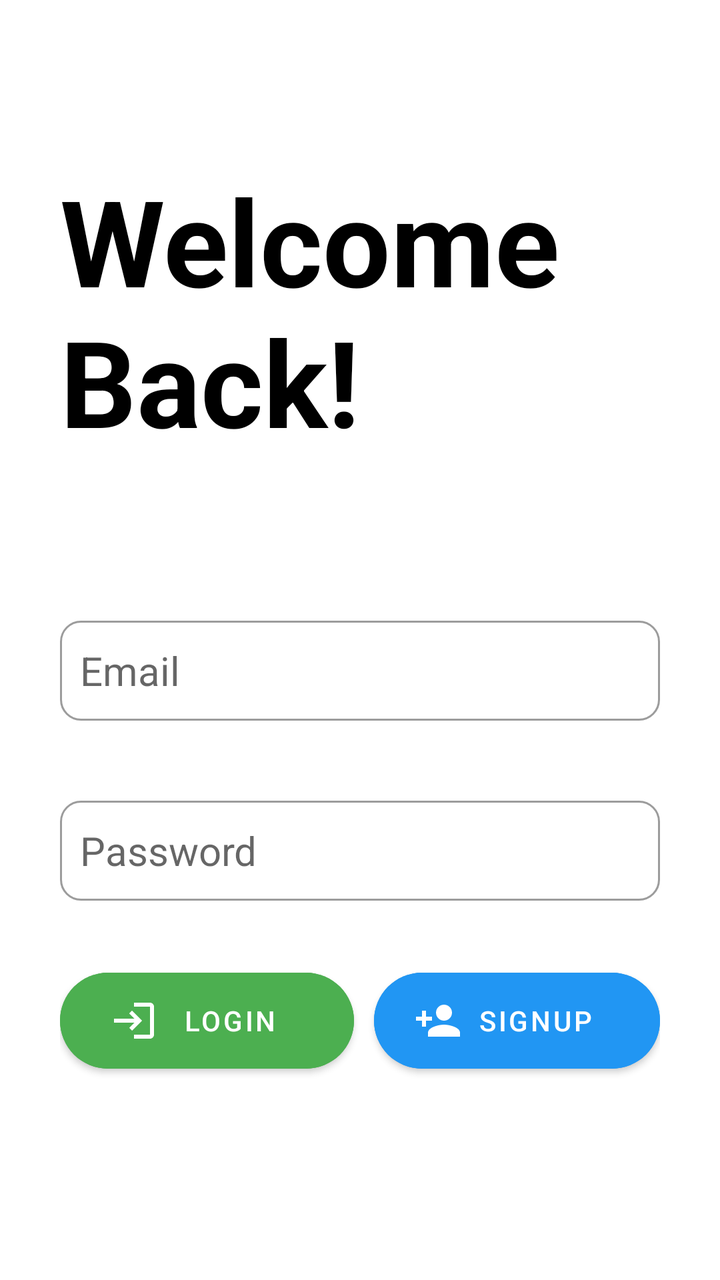
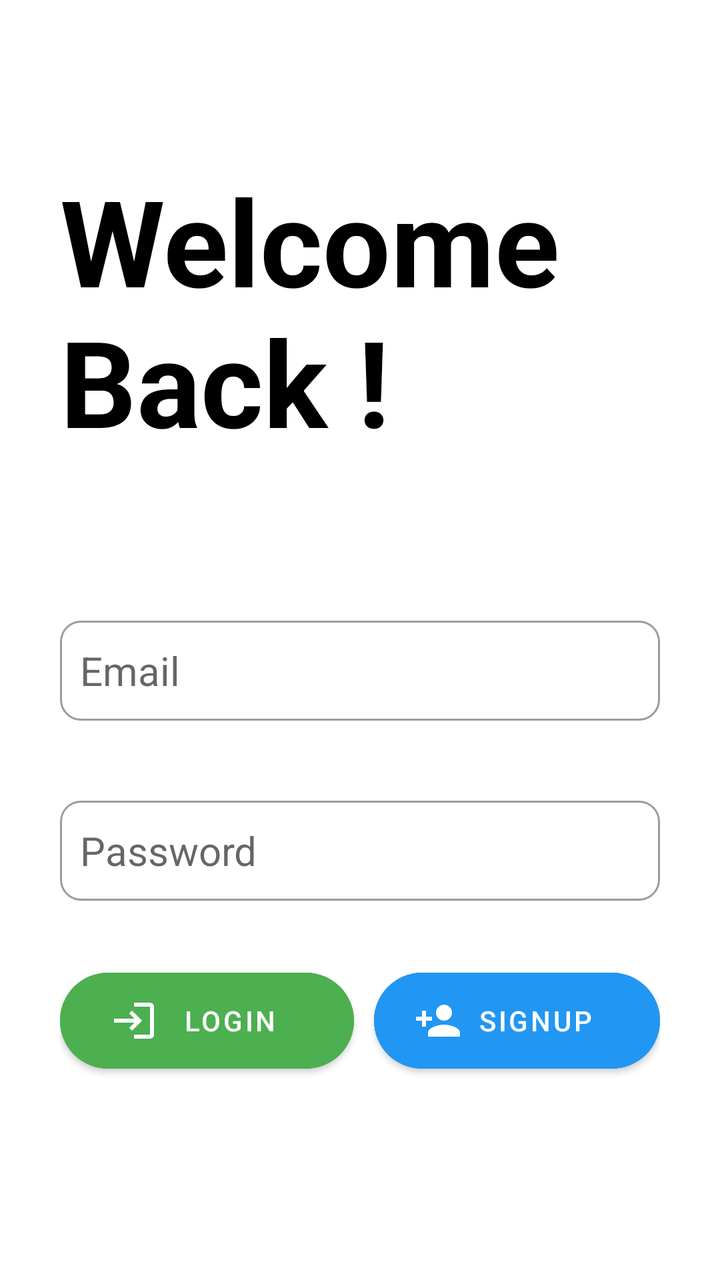

Two renders of the same Android screen: before a commit and after it. Below are the layout's source before the change and the commit's diff.
<!-- AndroidManifest.xml: application theme Theme.Conferenceium -->
<!-- res/layout/activity_login.xml -->
<?xml version="1.0" encoding="utf-8"?>
<LinearLayout
    xmlns:android="http://schemas.android.com/apk/res/android"
    xmlns:app="http://schemas.android.com/apk/res-auto"
    xmlns:tools="http://schemas.android.com/tools"
    android:layout_width="match_parent"
    android:layout_height="match_parent"
    android:padding="30dp"
    android:orientation="vertical"
    android:layout_alignParentStart="true"
    android:layout_alignParentLeft="false"
    tools:context=".LoginActivity">
    <com.google.android.material.textview.MaterialTextView
        android:layout_width="wrap_content"
        android:layout_height="wrap_content"
        android:text="Welcome Back!"
        android:textSize="60dp"
        android:textColor="#000000"
        android:textStyle="bold"
        android:layout_marginTop="50dp"
        />
    <com.google.android.material.textfield.TextInputEditText
        android:id="@+id/email_edt"
        android:layout_width="match_parent"
        android:layout_height="50dp"
        android:hint="Email"
        android:layout_marginTop="80dp"
        android:textSize="20sp"
        android:inputType="textEmailAddress"
        android:background="@drawable/text_box_style"

        />
    <com.google.android.material.textfield.TextInputEditText
        android:layout_width="match_parent"
        android:layout_height="50dp"
        android:id="@+id/password_edt"
        android:hint="Password"
        android:layout_marginTop="40dp"
        android:textSize="20sp"
        android:inputType="textPassword"
        app:endIconMode="password_toggle"
        android:maxLines="1"
        app:passwordToggleEnabled="true"
        android:background="@drawable/text_box_style"
        />

    <LinearLayout
        android:layout_width="match_parent"
        android:layout_height="wrap_content"
        android:layout_gravity="center"
        android:layout_alignParentStart="true"
        android:layout_alignParentLeft="false"
        android:orientation="horizontal">
        <com.google.android.material.button.MaterialButton
            android:layout_width="wrap_content"
            android:layout_height="60dp"
            android:id="@+id/login_btn"
            android:layout_marginTop="30dp"
            android:backgroundTint="#4CAF50"
            android:layout_marginRight="5dp"
            android:text=" Login"
            android:layout_weight="1"
            android:paddingLeft="25dp"
            android:paddingRight="15dp"
            android:gravity="start|center"
            android:textColor="#fff"
            app:cornerRadius="50dp"
            app:icon="@drawable/ic_baseline_login_24" />

        <com.google.android.material.button.MaterialButton
            android:layout_width="wrap_content"
            android:layout_height="60dp"
            android:id="@+id/signup_btn"
            android:layout_marginTop="30dp"
            android:layout_weight="1"
            android:backgroundTint="#2196F3"
            android:gravity="start|center"
            android:paddingLeft="20dp"
            android:paddingRight="10dp"
            android:layout_marginLeft="5dp"
            android:text="Signup"
            android:textColor="#fff"
            app:cornerRadius="50dp"
            app:icon="@drawable/signup" />
    </LinearLayout>

</LinearLayout>
<!-- resources referenced by this layout -->
<resources>
  <!-- drawable ic_baseline_login_24 (drawable) -->
  <vector android:height="24dp" android:tint="#FFFFFF"
      android:viewportHeight="24" android:viewportWidth="24"
      android:width="24dp" xmlns:android="http://schemas.android.com/apk/res/android">
      <path android:fillColor="@android:color/white" android:pathData="M11,7L9.6,8.4l2.6,2.6H2v2h10.2l-2.6,2.6L11,17l5,-5L11,7zM20,19h-8v2h8c1.1,0 2,-0.9 2,-2V5c0,-1.1 -0.9,-2 -2,-2h-8v2h8V19z"/>
  </vector>
  <!-- drawable signup (drawable) -->
  <vector android:height="24dp" android:tint="#FFFFFF"
      android:viewportHeight="24" android:viewportWidth="24"
      android:width="24dp" xmlns:android="http://schemas.android.com/apk/res/android">
      <path android:fillColor="@android:color/white" android:pathData="M15,12c2.21,0 4,-1.79 4,-4s-1.79,-4 -4,-4 -4,1.79 -4,4 1.79,4 4,4zM6,10L6,7L4,7v3L1,10v2h3v3h2v-3h3v-2L6,10zM15,14c-2.67,0 -8,1.34 -8,4v2h16v-2c0,-2.66 -5.33,-4 -8,-4z"/>
  </vector>
  <!-- drawable text_box_style (drawable) -->
  <?xml version="1.0" encoding="utf-8"?>
  <shape xmlns:android="http://schemas.android.com/apk/res/android">
      <stroke
          android:width="1dp"
          android:color="#9c9c9c" />
      <padding
          android:bottom="10dp"
          android:left="10dp"
          android:right="10dp"
          android:top="10dp" />
      <corners
          android:radius="10dp"
          />
  
  
  </shape>
  <style name="Theme.Conferenceium" parent="Theme.MaterialComponents.DayNight.DarkActionBar">
          <item name="android:buttonStyle">@drawable/login_btn_style</item>
          <item name="android:buttonStyle" tools:ignore="DuplicateDefinition">@drawable/signup_btn_style</item>
          
          <item name="colorPrimary">@color/purple_500</item>
          <item name="colorPrimaryVariant">@color/purple_700</item>
          <item name="colorOnPrimary">@color/white</item>
          
          <item name="colorSecondary">@color/teal_200</item>
          <item name="colorSecondaryVariant">@color/teal_700</item>
          <item name="colorOnSecondary">@color/black</item>
          
          <item name="android:statusBarColor" tools:targetApi="l">?attr/colorPrimaryVariant</item>
          
      </style>
  <!-- drawable login_btn_style (drawable) -->
  <?xml version="1.0" encoding="utf-8"?>
  <shape xmlns:android="http://schemas.android.com/apk/res/android">
  <solid android:color="#4CAF50"/>
      <corners
          android:radius="30dp"/>
  
  </shape>
  <!-- drawable signup_btn_style (drawable) -->
  <?xml version="1.0" encoding="utf-8"?>
  <shape xmlns:android="http://schemas.android.com/apk/res/android">
      <solid android:color="#03A9F4"/>
      <corners
          android:radius="30dp"/>
  
  </shape>
  <color name="purple_500">#FF6200EE</color>
  <color name="purple_700">#FF3700B3</color>
  <color name="white">#FFFFFFFF</color>
  <color name="teal_200">#FF03DAC5</color>
  <color name="teal_700">#FF018786</color>
  <color name="black">#FF000000</color>
</resources>

<!-- the commit's change to res/layout/activity_login.xml (unified diff, before → after) -->
@@ -13,7 +13,7 @@
     <com.google.android.material.textview.MaterialTextView
         android:layout_width="wrap_content"
         android:layout_height="wrap_content"
-        android:text="Welcome Back!"
+        android:text="Welcome Back !"
         android:textSize="60dp"
         android:textColor="#000000"
         android:textStyle="bold"
